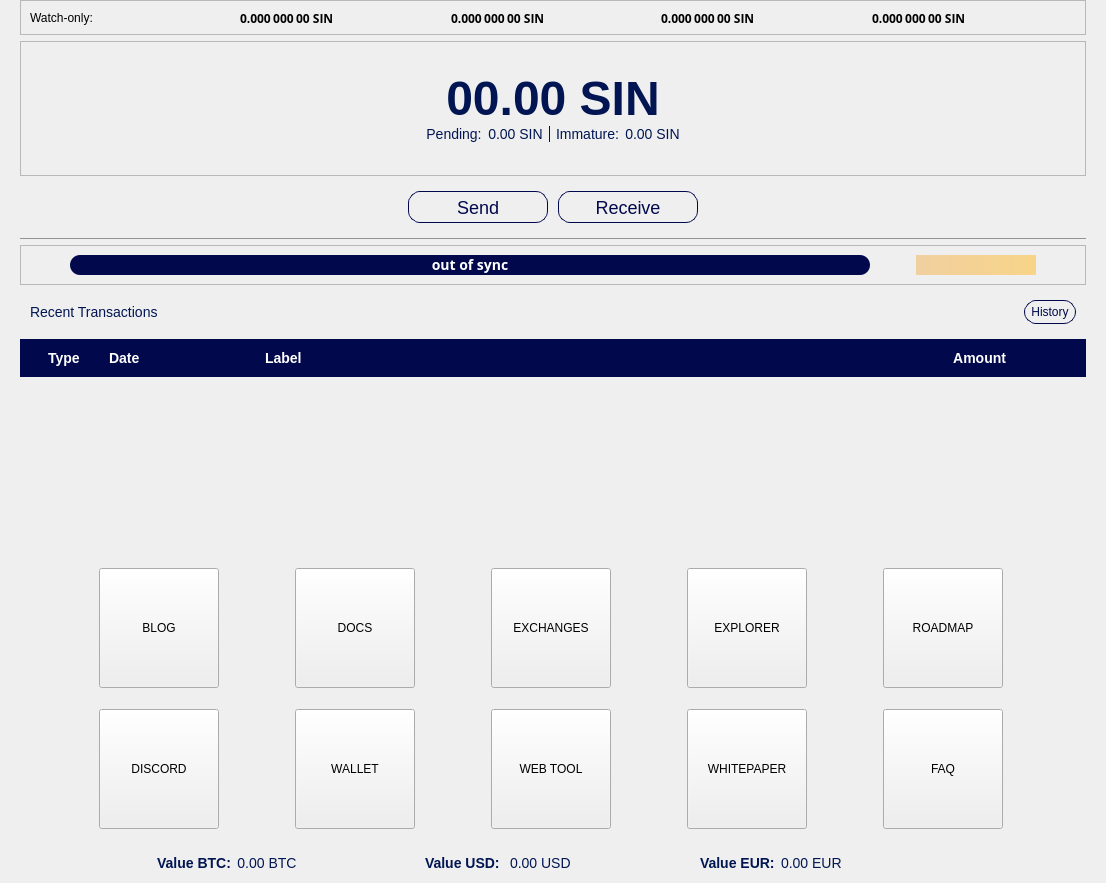
The window that src/qt/forms/overviewpage.ui (hardwarewise/SIN-core) describes before a commit, drawn with Qt 5.
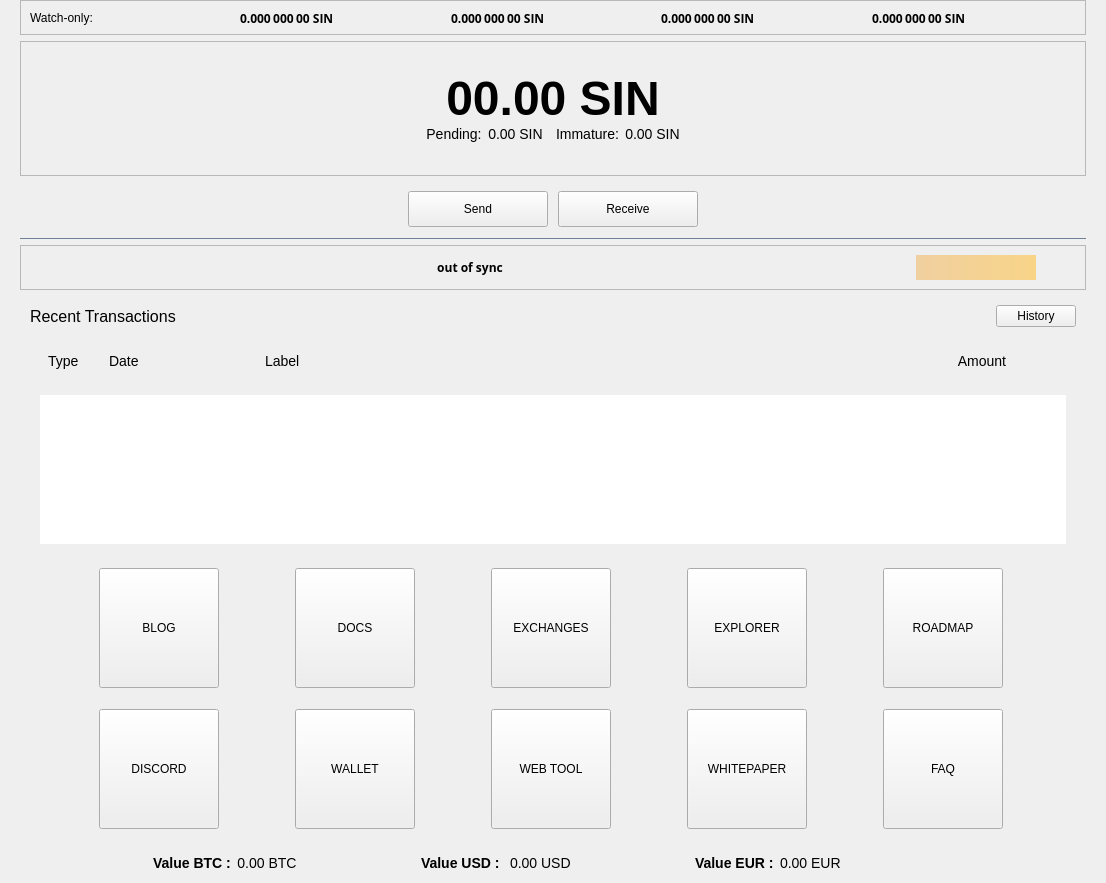
The same window after the commit. Icons and pictures are not drawn.

What changed in the file:
```diff
--- a/src/qt/forms/overviewpage.ui
+++ b/src/qt/forms/overviewpage.ui
@@ -28,65 +28,7 @@
   <property name="styleSheet">
    <string notr="true">QToolTip { color: #000000; background-color: #ffffff; border: 0px; }
 
-/*QPushButton {color:#f84444;  font-size:14px; background-color: transparent; border-radius: 0px;}*/
-.QPushButton {color:#FFFFFF;  font-size:14px; background-color: #01094C; border-radius:10px;}
 
-QPushButton#buttonSend, QPushButton#buttonReceive  { /* Send Button */
-border:  1px solid #01094C;
-    background-color:transparent;
-    font-size:18px;
-    padding:4px 6px;
-    color: #01094C;
-    border-radius: 12px;
-}
-
-
-QPushButton#buttonSend:hover, QPushButton#buttonReceive:hover { /* Send Button hover */
-border:  1px solid #01094C;
-    background-color: #58A7E6;
-    font-size:18px;
-    padding:4px 6px;
-    color: #ffffff;
-    border-radius: 12px;
-}
-
-QPushButton#buttonSend:pressed, QPushButton#buttonReceive:pressed { /* Send Button pressed */
-border:  1px solid #0e1163;
-    background-color:#0088D0;
-    font-size:18px;
-    padding:4px 6px;
-    color: #FFFFFF;
-    border-radius: 12px;
-}
-
-
-QPushButton#buttonMore{ /* More  Button */
-border:  1px solid #01094C;
-    background-color:transparent;
-    font-size:12px;
-    padding:4px 6px;
-    color: #01094C;
-    border-radius: 12px;
-}
-
-
-QPushButton#buttonMore:hover { /* More Button hover */
-border:  1px solid #01094C;
-    background-color: #58A7E6;
-    font-size:12px;
-    padding:4px 6px;
-    color: #ffffff;
-    border-radius: 12px;
-}
-
-QPushButton#buttonMore:pressed{ /* More Button pressed */
-border:  1px solid #0e1163;
-    background-color:#0088D0;
-    font-size:12px;
-    padding:4px 6px;
-    color: #FFFFFF;
-    border-radius: 12px;
-}
 
 </string>
   </property>
@@ -337,7 +279,7 @@
                      <property name="styleSheet">
                       <string notr="true">font-size:48px;
 font-weight:bold;
-color:#011552;</string>
+</string>
                      </property>
                      <property name="text">
                       <string notr="true">00.00 SIN</string>
@@ -371,7 +313,7 @@
                     <widget class="QLabel" name="labelTitle3">
                      <property name="styleSheet">
                       <string notr="true">font-size:14px;
-color:#011552;</string>
+</string>
                      </property>
                      <property name="text">
                       <string>Pending:</string>
@@ -385,7 +327,7 @@
                     <widget class="QLabel" name="labelUnconfirmed">
                      <property name="styleSheet">
                       <string notr="true">font-size:14px;
-color:#011552;</string>
+</string>
                      </property>
                      <property name="text">
                       <string notr="true">0.00 SIN</string>
@@ -416,7 +358,7 @@
                       </size>
                      </property>
                      <property name="styleSheet">
-                      <string notr="true">background-color:#011552;</string>
+                      <string notr="true"/>
                      </property>
                      <property name="text">
                       <string/>
@@ -427,7 +369,7 @@
                     <widget class="QLabel" name="labelImmatureText">
                      <property name="styleSheet">
                       <string notr="true">font-size:14px;
-color:#011552;</string>
+</string>
                      </property>
                      <property name="text">
                       <string>Immature:</string>
@@ -441,7 +383,7 @@
                     <widget class="QLabel" name="labelImmature">
                      <property name="styleSheet">
                       <string notr="true">font-size:14px;
-color:#011552;</string>
+</string>
                      </property>
                      <property name="text">
                       <string notr="true">0.00 SIN</string>
@@ -484,6 +426,9 @@
         <property name="spacing">
          <number>10</number>
         </property>
+        <property name="bottomMargin">
+         <number>5</number>
+        </property>
         <item>
          <spacer name="horizontalSpacer_10">
           <property name="orientation">
@@ -508,13 +453,13 @@
           <property name="minimumSize">
            <size>
             <width>140</width>
-            <height>32</height>
+            <height>36</height>
            </size>
           </property>
           <property name="maximumSize">
            <size>
             <width>140</width>
-            <height>32</height>
+            <height>36</height>
            </size>
           </property>
           <property name="text">
@@ -533,13 +478,13 @@
           <property name="minimumSize">
            <size>
             <width>140</width>
-            <height>32</height>
+            <height>36</height>
            </size>
           </property>
           <property name="maximumSize">
            <size>
             <width>140</width>
-            <height>32</height>
+            <height>36</height>
            </size>
           </property>
           <property name="text">
@@ -578,7 +523,7 @@
         </size>
        </property>
        <property name="styleSheet">
-        <string notr="true">background-color: rgb(147, 147, 147);</string>
+        <string notr="true">background-color: #6F8097;</string>
        </property>
        <property name="frameShadow">
         <enum>QFrame::Raised</enum>
@@ -659,7 +604,6 @@
             <property name="font">
              <font>
               <family>OpenSans</family>
-              <pointsize>-1</pointsize>
               <weight>75</weight>
               <bold>true</bold>
              </font>
@@ -760,8 +704,8 @@
         <item>
          <widget class="QLabel" name="label_12">
           <property name="styleSheet">
-           <string notr="true">font-size:14px;
-color:#011552;</string>
+           <string notr="true">font-size:16px;
+</string>
           </property>
           <property name="text">
            <string>Recent Transactions</string>
@@ -800,8 +744,7 @@
         </sizepolicy>
        </property>
        <property name="styleSheet">
-        <string notr="true">background-color: #01094C;
-</string>
+        <string notr="true"/>
        </property>
        <layout class="QHBoxLayout" name="horizontalLayout_7" stretch="5,10,65,0,20,0">
         <property name="leftMargin">
@@ -832,8 +775,7 @@
           </property>
           <property name="styleSheet">
            <string notr="true">font-size:14px;
-color:#FFFFFF;
-font-weight:bold;</string>
+</string>
           </property>
           <property name="text">
            <string>Type</string>
@@ -862,8 +804,7 @@
           </property>
           <property name="styleSheet">
            <string notr="true">font-size:14px;
-color:#FFFFFF;
-font-weight:bold;</string>
+</string>
           </property>
           <property name="text">
            <string>Date</string>
@@ -874,8 +815,7 @@
          <widget class="QLabel" name="label_10">
           <property name="styleSheet">
            <string notr="true">font-size:14px;
-color:#FFFFFF;
-font-weight:bold;</string>
+</string>
           </property>
           <property name="text">
            <string>Label</string>
@@ -902,8 +842,7 @@
          <widget class="QLabel" name="label_11">
           <property name="styleSheet">
            <string notr="true">font-size:14px;
-color:#FFFFFF;
-font-weight:bold;</string>
+</string>
           </property>
           <property name="text">
            <string>Amount</string>
@@ -941,20 +880,7 @@
         <item>
          <widget class="QListView" name="listTransactions">
           <property name="styleSheet">
-           <string notr="true">QListView {
-background-color: transparent;
-/*background: #D6DCE5; */
-alternate-background-color: #D6D7D8;
-font-weight: lighter;
-font-size:14px;
-color: #000000;
-margin-top:0px;
-margin-left:-40px;
-margin-right:-40px;
-padding-right: 10 px;
-margin-bottom: 9px;
-}
-</string>
+           <string notr="true"/>
           </property>
           <property name="frameShape">
            <enum>QFrame::NoFrame</enum>
@@ -1259,6 +1185,7 @@
       </spacer>
      </item>
      <item>
+      <widget class="QWidget" name="bottomValueWidget" native="true">
       <layout class="QHBoxLayout" name="horizontalLayout_5">
        <property name="leftMargin">
         <number>15</number>
@@ -1286,11 +1213,10 @@
         <widget class="QLabel" name="labelMarketValueBtc">
          <property name="styleSheet">
           <string notr="true">font-size:14px;
-color:#011552;
 font-weight: bold;</string>
          </property>
          <property name="text">
-          <string>Value BTC:</string>
+           <string>Value BTC :</string>
          </property>
          <property name="alignment">
           <set>Qt::AlignCenter</set>
@@ -1301,7 +1227,7 @@
         <widget class="QLabel" name="labelCurrentPriceBTC">
          <property name="styleSheet">
           <string notr="true">font-size:14px;
-color:#011552;</string>
+</string>
          </property>
          <property name="text">
           <string notr="true">0.00 BTC</string>
@@ -1328,11 +1254,10 @@
         <widget class="QLabel" name="label_2">
          <property name="styleSheet">
           <string notr="true">font-size:14px;
-color:#011552;
 font-weight: bold;</string>
          </property>
          <property name="text">
-          <string>Value USD: </string>
+           <string>Value USD : </string>
          </property>
         </widget>
        </item>
@@ -1340,7 +1265,7 @@
         <widget class="QLabel" name="labelCurrentPrice">
          <property name="styleSheet">
           <string notr="true">font-size:14px;
-color:#011552;</string>
+</string>
          </property>
          <property name="text">
           <string>0.00 USD</string>
@@ -1364,11 +1289,10 @@
         <widget class="QLabel" name="label_7">
          <property name="styleSheet">
           <string notr="true">font-size:14px;
-color:#011552;
 font-weight: bold;</string>
          </property>
          <property name="text">
-          <string>Value EUR:</string>
+           <string>Value EUR :</string>
          </property>
         </widget>
        </item>
@@ -1376,7 +1300,7 @@
         <widget class="QLabel" name="labelCurrentEURPrice">
          <property name="styleSheet">
           <string notr="true">font-size:14px;
-color:#011552;</string>
+</string>
          </property>
          <property name="text">
           <string>0.00 EUR</string>
@@ -1416,6 +1340,7 @@
         </spacer>
        </item>
       </layout>
+      </widget>
      </item>
     </layout>
    </item>
```
Left out of the diff: 4 changed lines with no effect on the pictures. Lines whose indentation alone changed are shown as unchanged.
